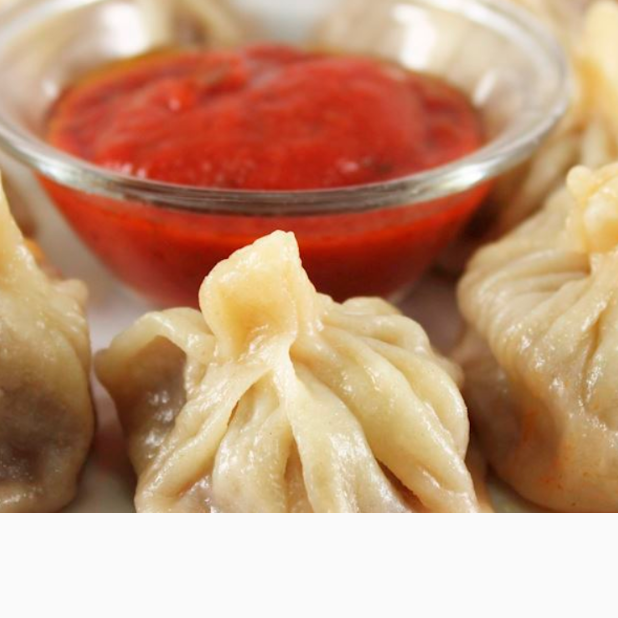
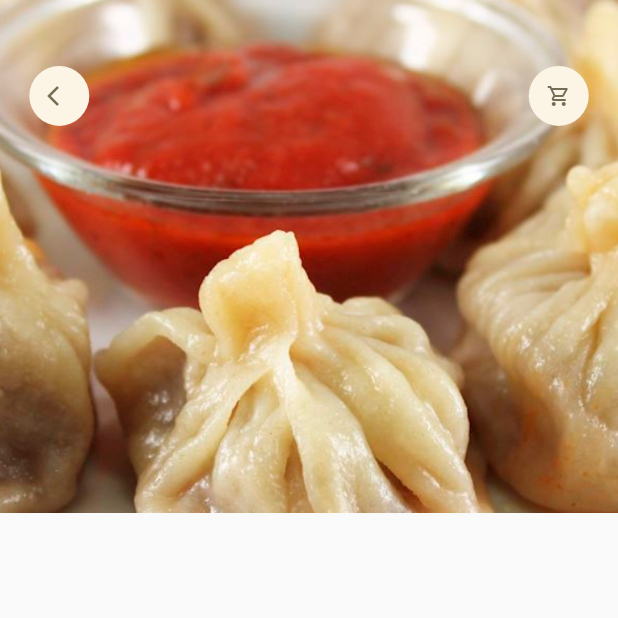
Before and after one commit to Anjeelchaudhary/E-commersApplication-_Foodie-, a Flutter app: the screen it shows after launch, on a phone screen of 412 x 824 dp, the top half of it. Run offline on Flutter 3.47's test engine with Material 2 defaults, Android fonts, the phone set to English and light mode, and no system bars; our stand-ins replace dots_indicator, get.

Commit message:
:sparkles: back and add cart is added
back arrow and add cart is added

```diff
--- a/lib/pages/food/popular_food_detail.dart
+++ b/lib/pages/food/popular_food_detail.dart
@@ -1,5 +1,7 @@
 import 'package:flutter/material.dart';
 import 'package:flutter_ecommers_app/utils/dimensions.dart';
+
+import '../../widgets/app_icon.dart';
 
 class PopularFoodDetail extends StatelessWidget {
   const PopularFoodDetail({Key? key}) : super(key: key);
@@ -21,10 +23,15 @@ class PopularFoodDetail extends StatelessWidget {
           ),
         ),
         Positioned(
+          top: Dimensions.height45,
           left: Dimensions.width20,
           right: Dimensions.width20,
           child: Row(
-
+            mainAxisAlignment: MainAxisAlignment.spaceBetween,
+            children: [
+              AppIcon(icon: Icons.arrow_back_ios),
+              AppIcon(icon: Icons.shopping_cart_outlined),
+            ],
           ),
         )
       ]),
```
